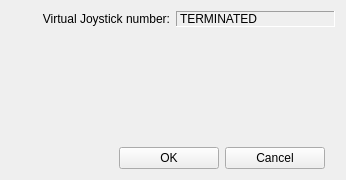
This is FaceTrackNoIR/FTNoIR_ppjoycontrols.ui in aavendan/facetracknoir as Qt 5 draws it before an edit. The edited form follows.
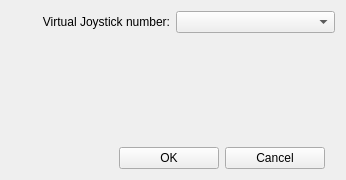
This is the edited form. Icons and pictures are not drawn.

```diff
--- a/FaceTrackNoIR/FTNoIR_ppjoycontrols.ui
+++ b/FaceTrackNoIR/FTNoIR_ppjoycontrols.ui
@@ -46,24 +46,12 @@
       </widget>
      </item>
      <item>
-      <widget class="QLabel" name="_engine_state_label">
-       <property name="sizePolicy">
-        <sizepolicy hsizetype="Preferred" vsizetype="Fixed">
-         <horstretch>0</horstretch>
-         <verstretch>0</verstretch>
-        </sizepolicy>
+      <widget class="QComboBox" name="cbxSelectPPJoyNumber">
+       <property name="toolTip">
+        <string>Select Number</string>
        </property>
-       <property name="frameShape">
-        <enum>QFrame::Panel</enum>
-       </property>
-       <property name="frameShadow">
-        <enum>QFrame::Sunken</enum>
-       </property>
-       <property name="text">
-        <string>TERMINATED</string>
-       </property>
-       <property name="wordWrap">
-        <bool>false</bool>
+       <property name="insertPolicy">
+        <enum>QComboBox::InsertAlphabetically</enum>
        </property>
       </widget>
      </item>
```
Left out of the diff: 4 changed lines with no effect on the pictures.
